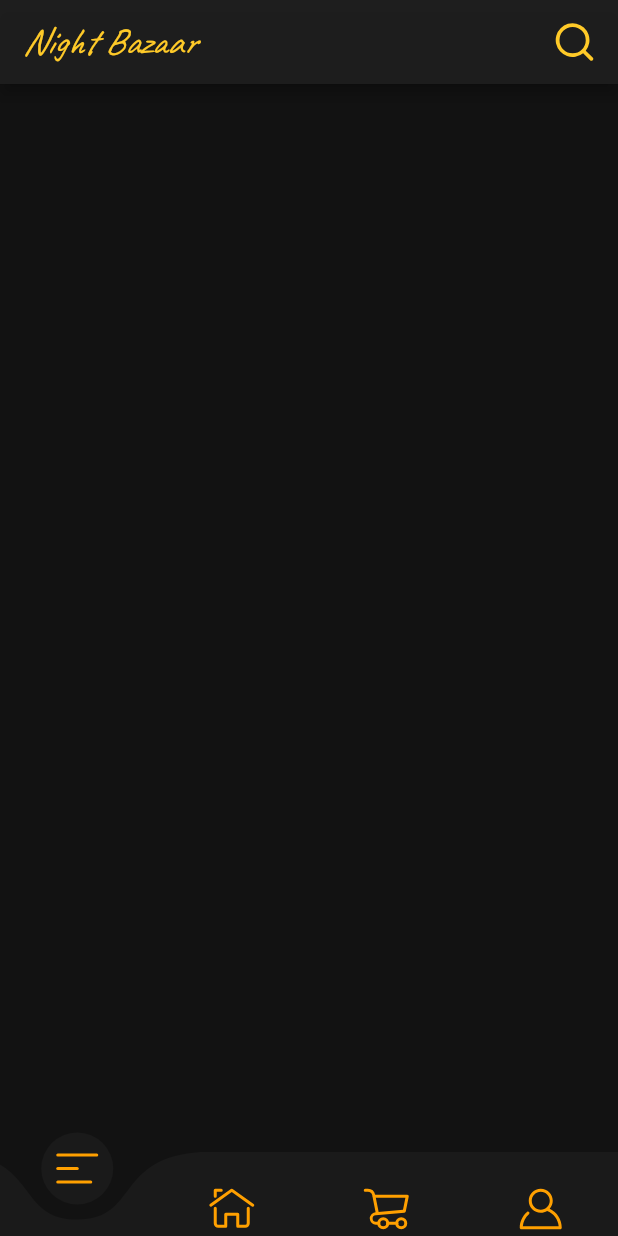
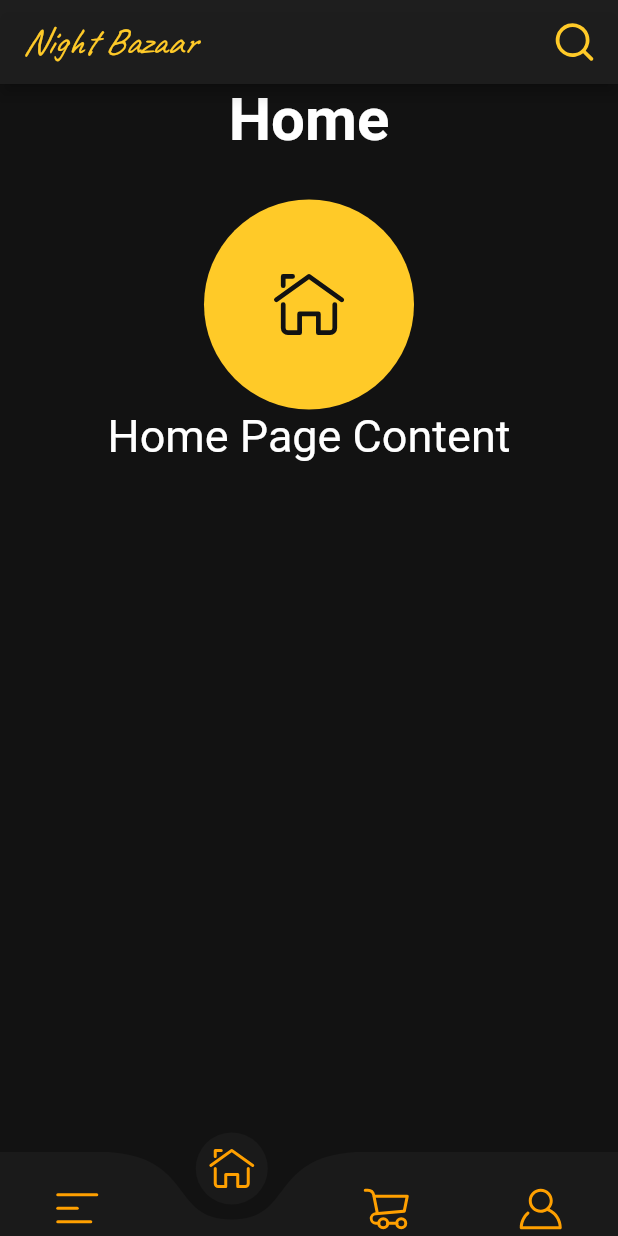
Before and after one commit to Ysf-Akdnz/Night-Bazaar-App, a Flutter app: the screen it shows after launch, on a phone screen of 412 x 824 dp. Run offline on Flutter 3.47's test engine with Material 2 defaults, Android fonts, the phone set to English and light mode, and no system bars; drawn by our look-alikes of curved_navigation_bar; our stand-ins replace flutter_riverpod, flutter_svg, get, google_fonts.

Commit message:
Navbar ile ekran içeriği değiştirme

```diff
--- a/night-bazaar-app/lib/components/custom_buttom_navbar.dart
+++ b/night-bazaar-app/lib/components/custom_bottom_navbar.dart
@@ -4,20 +4,32 @@ import 'package:flutter_svg/flutter_svg.dart';
 import 'package:prototip/constant/constant.dart';
 import 'package:prototip/view/assets.dart';
 
-class CostumButtomNavBar extends StatefulWidget with PreferredSizeWidget {
+class CostumBottomNavBar extends StatefulWidget with PreferredSizeWidget {
   @override
   final Size preferredSize;
+  final int initialIndex; //Başlangıç indeksi
+  final ValueChanged<int>
+      onIndexChanged; //Indeksin değiştiğinde geri çağrı işlevi
 
-  CostumButtomNavBar({Key? key})
-      : preferredSize = const Size.fromHeight(56.0),
+  CostumBottomNavBar({
+    Key? key,
+    required this.initialIndex,
+    required this.onIndexChanged,
+  })  : preferredSize = const Size.fromHeight(56.0),
         super(key: key);
 
   @override
-  State<CostumButtomNavBar> createState() => _CostumButtomNavBarState();
+  State<CostumBottomNavBar> createState() => _CostumBottomNavBarState();
 }
 
-class _CostumButtomNavBarState extends State<CostumButtomNavBar> {
-  int index = 0;
+class _CostumBottomNavBarState extends State<CostumBottomNavBar> {
+  int index = 1;
+
+  @override
+  void initState() {
+    index = widget.initialIndex; //Başlangıçta verilen indek değeri
+    super.initState();
+  }
 
   @override
   Widget build(BuildContext context) {
@@ -29,7 +41,9 @@ class _CostumButtomNavBarState extends State<CostumButtomNavBar> {
       color: Constant.whiteGrey.withOpacity(0.5),
       onTap: (selectedIndex) {
         setState(() {
-          index = selectedIndex;
+          index = selectedIndex; //Seçilen simgenin indeksini güncelle
+          widget.onIndexChanged(
+              selectedIndex); //MainScreendeki indeksi güncellemek için geri çağrı yap
         });
       },
       items: [
--- a/night-bazaar-app/lib/main.dart
+++ b/night-bazaar-app/lib/main.dart
@@ -2,7 +2,7 @@ import 'package:flutter/material.dart';
 import 'package:flutter_riverpod/flutter_riverpod.dart';
 import 'package:get/get.dart';
 import 'package:prototip/constant/constant.dart';
-import 'package:prototip/view/home.dart';
+import 'package:prototip/view/main-screen.dart';
 import 'package:prototip/view/splash.dart';
 
 void main() => runApp(const ProviderScope(child: MyApp()));
@@ -19,7 +19,7 @@ class MyApp extends StatelessWidget {
       initialRoute: "/",
       routes: {
         "/": (context) => Splash(),
-        "/home": (context) => const Home(),
+        "/mainScreen": (context) => const MainScreen(),
       },
       debugShowCheckedModeBanner: false,
       //navigatorKey: Grock.navigationKey, //Sayfa geçiş işlemlerinde kullanılacak
--- /dev/null
+++ b/night-bazaar-app/lib/screens/home-screen.dart
@@ -0,0 +1,36 @@
+import 'package:flutter/material.dart';
+import 'package:flutter_svg/flutter_svg.dart';
+import 'package:google_fonts/google_fonts.dart';
+import 'package:prototip/constant/constant.dart';
+import 'package:prototip/view/assets.dart';
+
+class HomeScreen extends StatelessWidget {
+  const HomeScreen({super.key});
+
+  @override
+  Widget build(BuildContext context) {
+    return Column(
+      children: [
+        Text(
+          "Home",
+          style: GoogleFonts.eduSaBeginner(
+              fontSize: 40, color: Colors.white, fontWeight: FontWeight.bold),
+        ),
+        SizedBox(height: 30),
+        CircleAvatar(
+          backgroundColor: Constant.ligthAmber,
+          radius: 70,
+          child: SvgPicture.asset(
+            Assets.icons.icHomeIcon,
+            color: Constant.darkGrey,
+            width: 50,
+          ),
+        ),
+        Text(
+          "Home Page Content",
+          style: GoogleFonts.eduSaBeginner(fontSize: 30, color: Colors.white),
+        ),
+      ],
+    );
+  }
+}
--- a/night-bazaar-app/lib/view/home.dart
+++ /dev/null
@@ -1,25 +0,0 @@
-import 'package:flutter/material.dart';
-import 'package:flutter_riverpod/flutter_riverpod.dart';
-import 'package:prototip/components/custom_appbar.dart';
-import 'package:prototip/components/custom_buttom_navbar.dart';
-import 'package:prototip/constant/constant.dart';
-
-class Home extends ConsumerStatefulWidget {
-  const Home({Key? key}) : super(key: key);
-
-  @override
-  ConsumerState<ConsumerStatefulWidget> createState() => _HomeState();
-}
-
-class _HomeState extends ConsumerState<Home> {
-  @override
-  Widget build(BuildContext context) {
-    return SafeArea(
-      child: Scaffold(
-        backgroundColor: Constant.darkGrey,
-        appBar: CustomAppbar(),
-        bottomNavigationBar: CostumButtomNavBar(),
-      ),
-    );
-  }
-}
--- /dev/null
+++ b/night-bazaar-app/lib/view/main-screen.dart
@@ -0,0 +1,66 @@
+import 'package:flutter/material.dart';
+import 'package:flutter_riverpod/flutter_riverpod.dart';
+import 'package:prototip/components/custom_appbar.dart';
+import 'package:prototip/components/custom_bottom_navbar.dart';
+import 'package:prototip/constant/constant.dart';
+import 'package:prototip/screens/basket-screen.dart';
+import 'package:prototip/screens/home-screen.dart';
+import 'package:prototip/screens/menu-screen.dart';
+import 'package:prototip/screens/profile-screen.dart';
+
+class MainScreen extends ConsumerStatefulWidget {
+  const MainScreen({Key? key}) : super(key: key);
+
+  @override
+  ConsumerState<ConsumerStatefulWidget> createState() => _MainScreenState();
+}
+
+class _MainScreenState extends ConsumerState<MainScreen> {
+  int index = 1; //Başlangıç indeksi
+
+  @override
+  Widget build(BuildContext context) {
+    return SafeArea(
+      child: Scaffold(
+        backgroundColor: Constant.darkGrey,
+        appBar: CustomAppbar(),
+        bottomNavigationBar: CostumBottomNavBar(
+          initialIndex: index, //ButtomNavBarın başlangıç indeksi
+          onIndexChanged: (newIndex) {
+            setState(() {
+              index = newIndex; //MainScreendeki indeksi güncelle
+            });
+          },
+        ),
+        body: Container(
+          width: double.infinity,
+          height: double.infinity,
+          alignment: Alignment.center,
+          child: getSelectedWidget(index: index),
+        ),
+      ),
+    );
+  }
+
+  Widget getSelectedWidget({required int index}) {
+    Widget widget;
+    switch (index) {
+      case 0:
+        widget = MenuScreen();
+        break;
+      case 1:
+        widget = HomeScreen();
+        break;
+      case 2:
+        widget = BasketScreen();
+        break;
+      case 3:
+        widget = ProfileScreen();
+        break;
+      default:
+        widget = HomeScreen();
+        break;
+    }
+    return widget;
+  }
+}
--- a/night-bazaar-app/lib/view/splash.dart
+++ b/night-bazaar-app/lib/view/splash.dart
@@ -12,7 +12,7 @@ class _SplashState extends State<Splash> {
   @override
   void initState() {
     Future.delayed(const Duration(seconds: 2), () {
-      Navigator.pushReplacementNamed(context, "/home");
+      Navigator.pushReplacementNamed(context, "/mainScreen");
     });
     super.initState();
   }
```
Also changed, not shown: night-bazaar-app/lib/screens/basket-screen.dart (added, +36 -0 lines), night-bazaar-app/lib/screens/menu-screen.dart (added, +70 -0 lines), night-bazaar-app/lib/screens/profile-screen.dart (added, +36 -0 lines), 99 other files.
